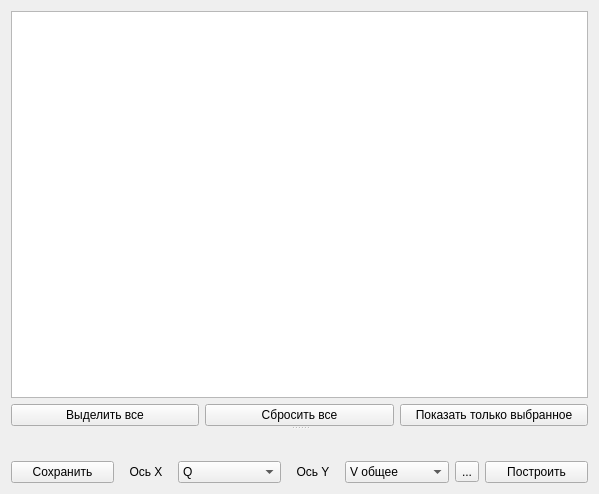
The window that ui/curves.ui (mikhailmishurinskikh/parametrizator) describes before a commit, drawn with Qt 5.
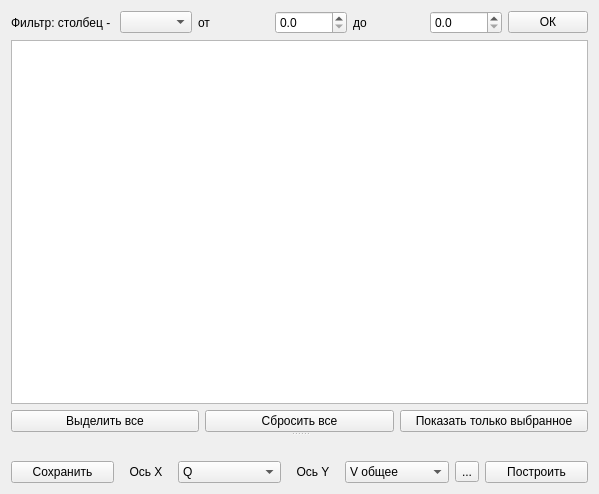
The same window after the commit. Custom widgets are drawn as their Qt base class.

Diff of the .ui file:
```diff
--- a/ui/curves.ui
+++ b/ui/curves.ui
@@ -21,6 +21,55 @@
      </property>
      <widget class="QWidget" name="verticalLayoutWidget_2">
       <layout class="QVBoxLayout" name="verticalLayout">
+       <item>
+        <layout class="QHBoxLayout" name="horizontalLayout_5">
+         <item>
+          <widget class="QLabel" name="label_4">
+           <property name="text">
+            <string>Фильтр: столбец - </string>
+           </property>
+          </widget>
+         </item>
+         <item>
+          <widget class="QComboBox" name="filterComboBox"/>
+         </item>
+         <item>
+          <widget class="QLabel" name="label_3">
+           <property name="text">
+            <string>от</string>
+           </property>
+          </widget>
+         </item>
+         <item>
+          <widget class="QDoubleSpinBox" name="fromSpinBox">
+           <property name="decimals">
+            <number>1</number>
+           </property>
+          </widget>
+         </item>
+         <item>
+          <widget class="QLabel" name="label_5">
+           <property name="text">
+            <string>до</string>
+           </property>
+          </widget>
+         </item>
+         <item>
+          <widget class="QDoubleSpinBox" name="toSpinBox">
+           <property name="decimals">
+            <number>1</number>
+           </property>
+          </widget>
+         </item>
+         <item>
+          <widget class="QPushButton" name="filterButton">
+           <property name="text">
+            <string>ОК</string>
+           </property>
+          </widget>
+         </item>
+        </layout>
+       </item>
        <item>
         <widget class="QTableView" name="tableView">
          <property name="sortingEnabled">
```
